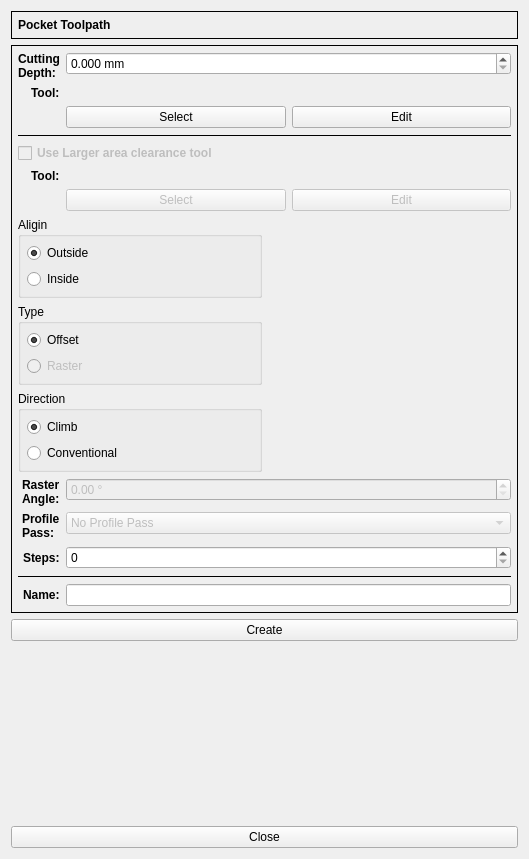
The window that G2G/forms/pocketform.ui (aLDime/GERBER_X2) describes before a commit, drawn with Qt 5.
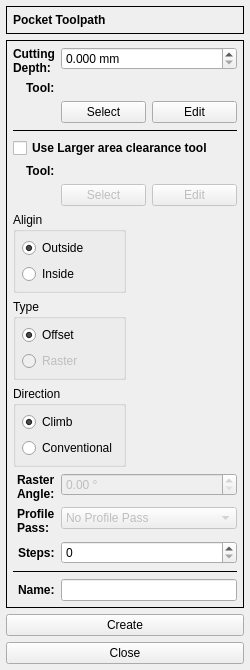
The same window after the commit. Icons and pictures are not drawn. Custom widgets are drawn as their Qt base class.

The edit to the form file:
```diff
--- a/G2G/forms/pocketform.ui
+++ b/G2G/forms/pocketform.ui
@@ -6,8 +6,8 @@
    <rect>
     <x>0</x>
     <y>0</y>
-    <width>529</width>
-    <height>859</height>
+    <width>250</width>
+    <height>627</height>
    </rect>
   </property>
   <property name="minimumSize">
@@ -20,6 +20,18 @@
    <string>Form</string>
   </property>
   <layout class="QVBoxLayout" name="verticalLayout">
+   <property name="leftMargin">
+    <number>6</number>
+   </property>
+   <property name="topMargin">
+    <number>6</number>
+   </property>
+   <property name="rightMargin">
+    <number>6</number>
+   </property>
+   <property name="bottomMargin">
+    <number>6</number>
+   </property>
    <item>
     <widget class="QFrame" name="frame">
      <property name="sizePolicy">
@@ -171,7 +183,7 @@
       <item row="4" column="0" colspan="2">
        <widget class="QCheckBox" name="chbxUseTwoTools">
         <property name="enabled">
-         <bool>false</bool>
+         <bool>true</bool>
         </property>
         <property name="font">
          <font>
```
